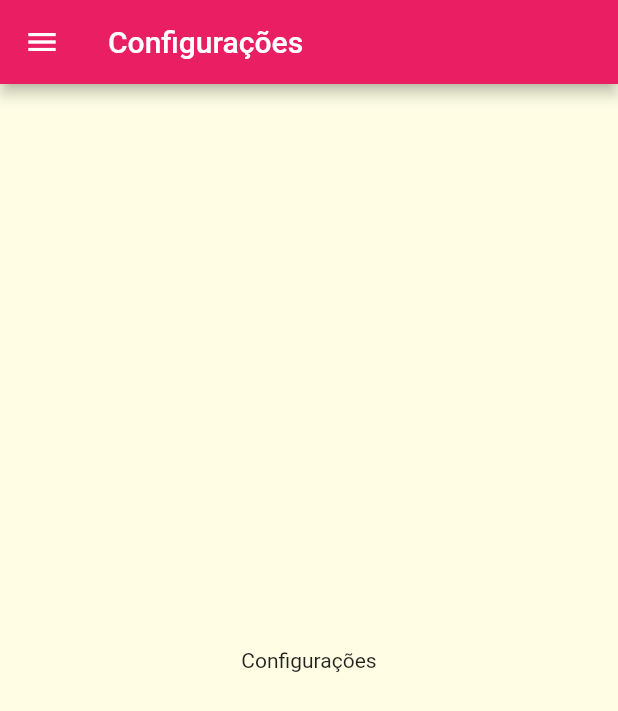
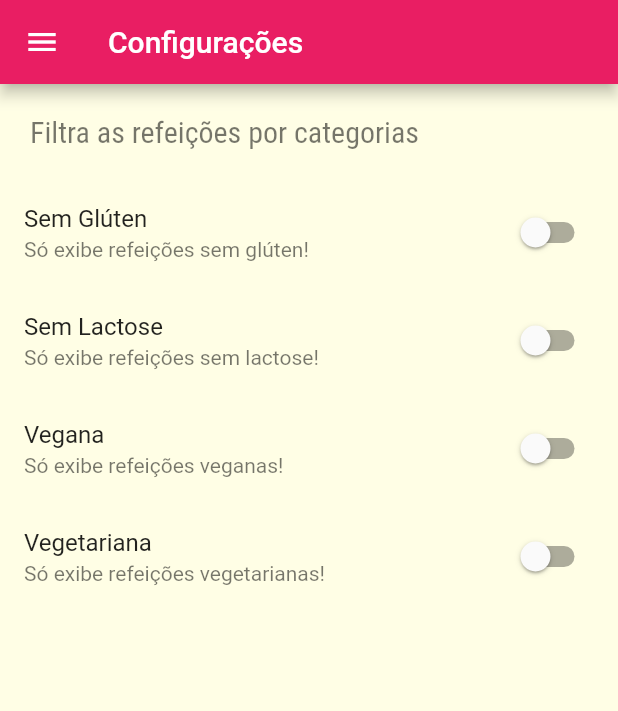
Before and after one commit to AlexBitar80/meal-app-flutter, a Flutter app: the SettingsPage screen opened by its route, on a phone screen of 412 x 824 dp. Shown: the top 711 px of the screen. Run offline on Flutter 3.47's test engine with Material 2 defaults, Android fonts, the phone set to English and light mode, and no system bars.

Commit message:
feat: Adicionado modelo para as configurações e adicionado switch para fazer a troca de informações a serem filtradas

```diff
--- /dev/null
+++ b/lib/models/settings.dart
@@ -0,0 +1,13 @@
+class Settings {
+  bool isGlutenFree;
+  bool isLactoseFree;
+  bool isVegan;
+  bool isVegetarian;
+
+  Settings({
+    this.isGlutenFree = false,
+    this.isLactoseFree = false,
+    this.isVegan = false,
+    this.isVegetarian = false,
+  });
+}
--- a/lib/pages/settings/settings_page.dart
+++ b/lib/pages/settings/settings_page.dart
@@ -1,10 +1,32 @@
 import 'package:flutter/material.dart';
 import 'package:meals/components/main_drawer.dart';
+import 'package:meals/models/settings.dart';
 
-class SettingsPage extends StatelessWidget {
+class SettingsPage extends StatefulWidget {
   const SettingsPage({
     super.key,
   });
+
+  @override
+  State<SettingsPage> createState() => _SettingsPageState();
+}
+
+class _SettingsPageState extends State<SettingsPage> {
+  final Settings settings = Settings();
+
+  Widget _createSwitch(
+    String title,
+    String subtitle,
+    bool value,
+    void Function(bool) onChanged,
+  ) {
+    return SwitchListTile.adaptive(
+      title: Text(title),
+      subtitle: Text(subtitle),
+      value: value,
+      onChanged: onChanged,
+    );
+  }
 
   @override
   Widget build(BuildContext context) {
@@ -13,8 +35,47 @@ class SettingsPage extends StatelessWidget {
         title: const Text('Configurações'),
       ),
       drawer: const MainDrawer(),
-      body: const Center(
-        child: Text('Configurações'),
+      body: Column(
+        crossAxisAlignment: CrossAxisAlignment.stretch,
+        children: [
+          Container(
+            padding: const EdgeInsets.all(20),
+            child: Text(
+              'Filtra as refeições por categorias',
+              style: Theme.of(context).textTheme.headlineLarge,
+            ),
+          ),
+          Expanded(
+            child: ListView(
+              children: [
+                _createSwitch(
+                  'Sem Glúten',
+                  'Só exibe refeições sem glúten!',
+                  settings.isGlutenFree,
+                  (value) => setState(() => settings.isGlutenFree = value),
+                ),
+                _createSwitch(
+                  'Sem Lactose',
+                  'Só exibe refeições sem lactose!',
+                  settings.isLactoseFree,
+                  (value) => setState(() => settings.isLactoseFree = value),
+                ),
+                _createSwitch(
+                  'Vegana',
+                  'Só exibe refeições veganas!',
+                  settings.isVegan,
+                  (value) => setState(() => settings.isVegan = value),
+                ),
+                _createSwitch(
+                  'Vegetariana',
+                  'Só exibe refeições vegetarianas!',
+                  settings.isVegetarian,
+                  (value) => setState(() => settings.isVegetarian = value),
+                ),
+              ],
+            ),
+          )
+        ],
       ),
     );
   }
```
